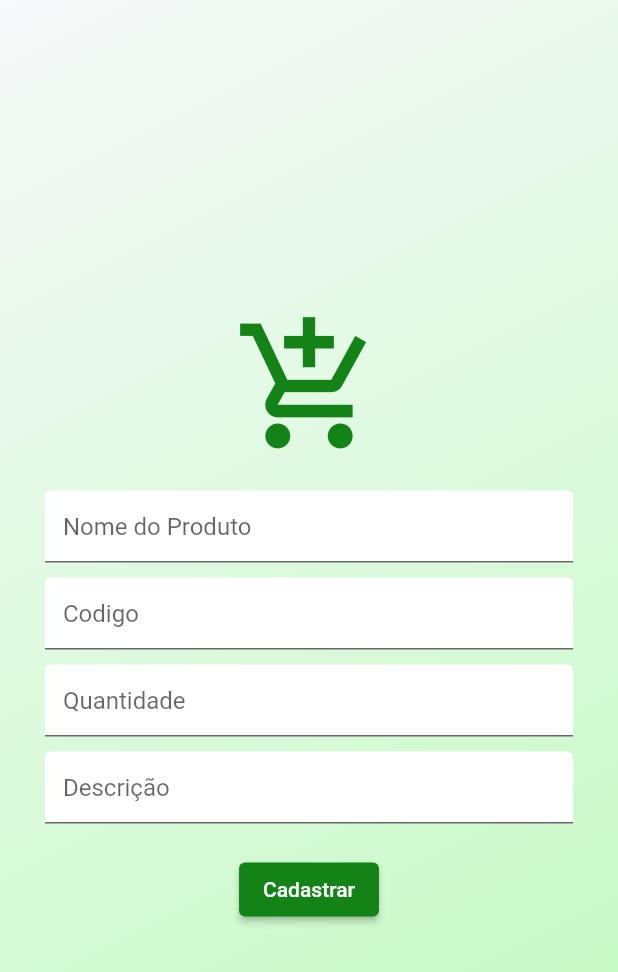
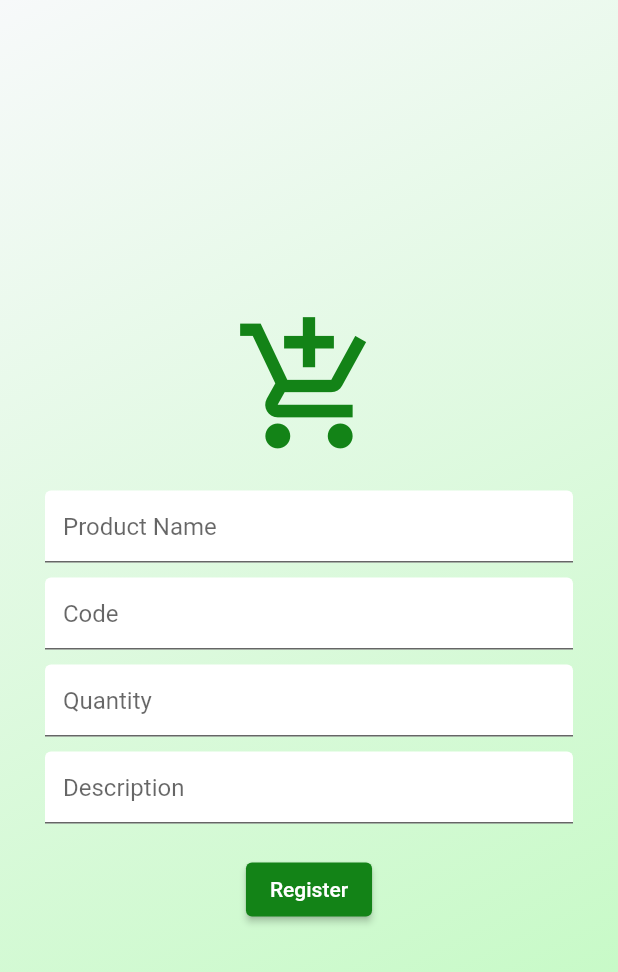
Before and after one commit to karolalencar/aa2-desenvolvimento-movel, a Flutter app: the screen it shows after launch, after a tap on the "add" icon, on a phone screen of 412 x 824 dp. Shown: the top 972 px of the screen. Run offline on Flutter 3.47's test engine with Material 2 defaults, Android fonts, the phone set to English and light mode, and no system bars; generated files the repository leaves out were written again; network calls fail.

Commit message:
add internacionalization

```diff
--- /dev/null
+++ b/l10n.yaml
@@ -0,0 +1,3 @@
+arb-dir: lib/l10n
+template-arb-file: app_en.arb
+output-localization-file: app_localizations.dart
--- a/lib/components/products_form.dart
+++ b/lib/components/products_form.dart
@@ -1,4 +1,6 @@
 import 'package:flutter/material.dart';
+import 'package:intl/intl.dart';
+import 'package:flutter_gen/gen_l10n/app_localizations.dart';
 
 class ProductsForm extends StatefulWidget {
   const ProductsForm({super.key});
@@ -39,7 +41,7 @@ class _ProductsFormState extends State<ProductsForm> {
               padding: EdgeInsets.symmetric(horizontal: 30),
               child: TextFormField(
                 decoration: InputDecoration(
-                  hintText: 'Nome do Produto',
+                  hintText: AppLocalizations.of(context)!.name,
                   fillColor: Colors.white,
                   filled: true,
                 ),
@@ -51,7 +53,7 @@ class _ProductsFormState extends State<ProductsForm> {
               child: TextFormField(
                 obscureText: true,
                 decoration: InputDecoration(
-                  hintText: 'Codigo',
+                  hintText: AppLocalizations.of(context)!.code_F,
                   fillColor: Colors.white,
                   filled: true,
                 ),
@@ -63,7 +65,7 @@ class _ProductsFormState extends State<ProductsForm> {
               child: TextFormField(
                 obscureText: true,
                 decoration: InputDecoration(
-                  hintText: 'Quantidade ',
+                  hintText: AppLocalizations.of(context)!.quant_F,
                   fillColor: Colors.white,
                   filled: true,
                 ),
@@ -75,7 +77,7 @@ class _ProductsFormState extends State<ProductsForm> {
               child: TextFormField(
                 obscureText: true,
                 decoration: InputDecoration(
-                  hintText: 'Descrição',
+                  hintText: AppLocalizations.of(context)!.desc_F,
                   fillColor: Colors.white,
                   filled: true,
                 ),
@@ -89,7 +91,7 @@ class _ProductsFormState extends State<ProductsForm> {
               style: ElevatedButton.styleFrom(
                 primary: Color.fromARGB(255, 19, 131, 23), // Background botao
               ),
-              child: Text('Cadastrar'),
+              child: Text(AppLocalizations.of(context)!.add_F),
             ),
           ],
         ),
--- /dev/null
+++ b/lib/l10n/app_en.arb
@@ -0,0 +1,9 @@
+{
+    "language": "ingles",
+    "helloWorld": "Hello",
+    "name": "Product Name",
+    "code_F": "Code",
+    "quant_F": "Quantity",
+    "desc_F": "Description",
+    "add_F": "Register"
+}
--- /dev/null
+++ b/lib/l10n/app_pt.arb
@@ -0,0 +1,9 @@
+{
+    "language": "português",
+    "helloWorld": "Olá mundo",
+    "name": "Nome do Produto",
+    "code_F": "Codigo",
+    "quant_F": "Quantidade",
+    "desc_F": "Descriçao",
+    "add_F": "Cadastrar"
+}
--- a/lib/main.dart
+++ b/lib/main.dart
@@ -1,4 +1,6 @@
 import 'dart:convert';
+import 'package:intl/intl.dart';
+import 'package:flutter_gen/gen_l10n/app_localizations.dart';
 
 import 'package:aa2_desenvolvimento_movel/components/products_form.dart';
 import 'package:flutter/material.dart';
@@ -64,6 +66,8 @@ class ProStockApp extends StatelessWidget {
     final ThemeData theme = ThemeData();
 
     return MaterialApp(
+      localizationsDelegates: AppLocalizations.localizationsDelegates,
+      supportedLocales: AppLocalizations.supportedLocales,
       home: const MyHomePage(),
       theme: theme.copyWith(
         colorScheme: theme.colorScheme.copyWith(
--- a/pubspec.yaml
+++ b/pubspec.yaml
@@ -17,7 +17,10 @@ environment:
 dependencies:
   flutter:
     sdk: flutter
+  flutter_localizations:
+    sdk: flutter
 
+  intl: ^0.18.1
 
   cupertino_icons: ^1.0.2
   http: ^1.1.0
@@ -37,6 +40,8 @@ flutter:
 
   uses-material-design: true
 
+  generate: true
+
   assets:
     - assets/images/generic_image.png
 
```
Also changed, not shown: pubspec.lock.
